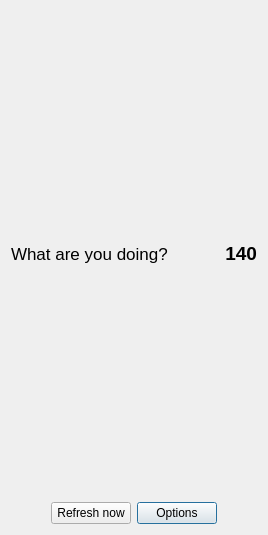
Before: the Qt Designer form MainWindow.ui in asolfre/qwit, drawn with Qt 5.
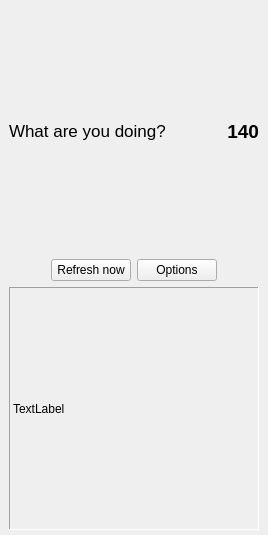
After: the same form once the commit is applied. Icons and pictures are not drawn.

Patch:
```diff
--- a/MainWindow.ui
+++ b/MainWindow.ui
@@ -16,6 +16,18 @@
    <iconset resource="qwit.qrc" >:/images/qwit.png</iconset>
   </property>
   <layout class="QGridLayout" >
+   <property name="leftMargin" >
+    <number>9</number>
+   </property>
+   <property name="topMargin" >
+    <number>9</number>
+   </property>
+   <property name="rightMargin" >
+    <number>9</number>
+   </property>
+   <property name="bottomMargin" >
+    <number>5</number>
+   </property>
    <item row="0" column="0" >
     <layout class="QVBoxLayout" >
      <item>
@@ -246,6 +258,9 @@
          <property name="text" >
           <string>Options</string>
          </property>
+         <property name="autoDefault" >
+          <bool>false</bool>
+         </property>
         </widget>
        </item>
        <item>
@@ -263,6 +278,28 @@
        </item>
       </layout>
      </item>
+     <item>
+      <widget class="QLabel" name="stateLabel" >
+       <property name="sizePolicy" >
+        <sizepolicy vsizetype="Preferred" hsizetype="Ignored" >
+         <horstretch>0</horstretch>
+         <verstretch>0</verstretch>
+        </sizepolicy>
+       </property>
+       <property name="frameShape" >
+        <enum>QFrame::Panel</enum>
+       </property>
+       <property name="frameShadow" >
+        <enum>QFrame::Sunken</enum>
+       </property>
+       <property name="text" >
+        <string>TextLabel</string>
+       </property>
+       <property name="indent" >
+        <number>-1</number>
+       </property>
+      </widget>
+     </item>
     </layout>
    </item>
   </layout>
```
